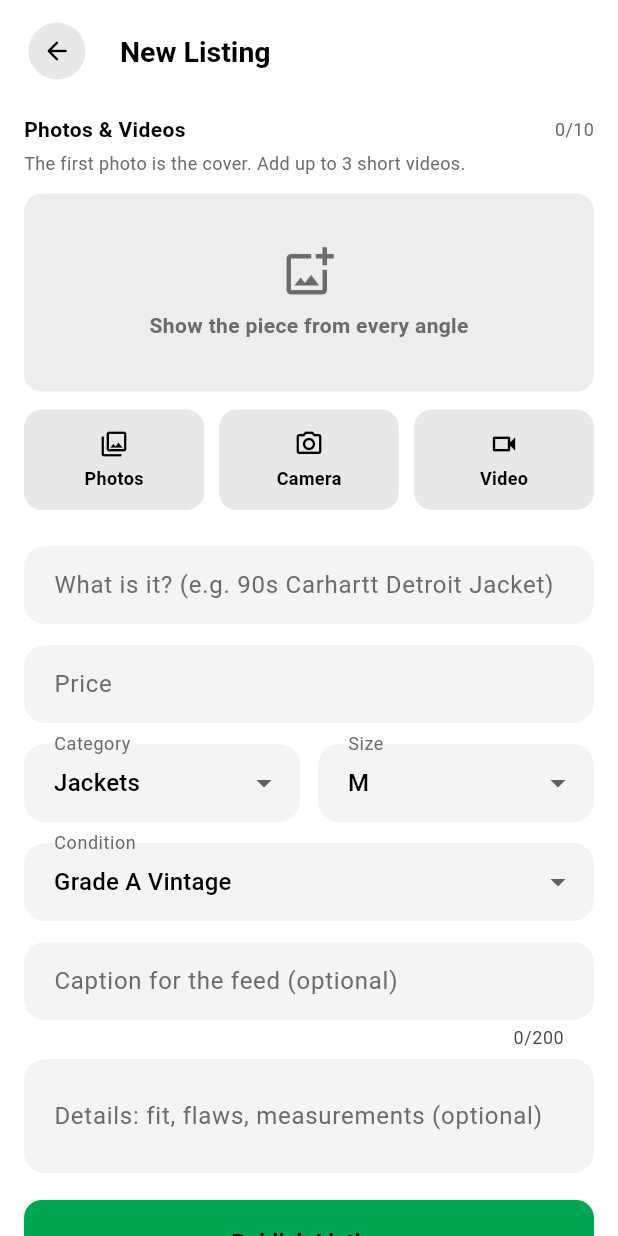
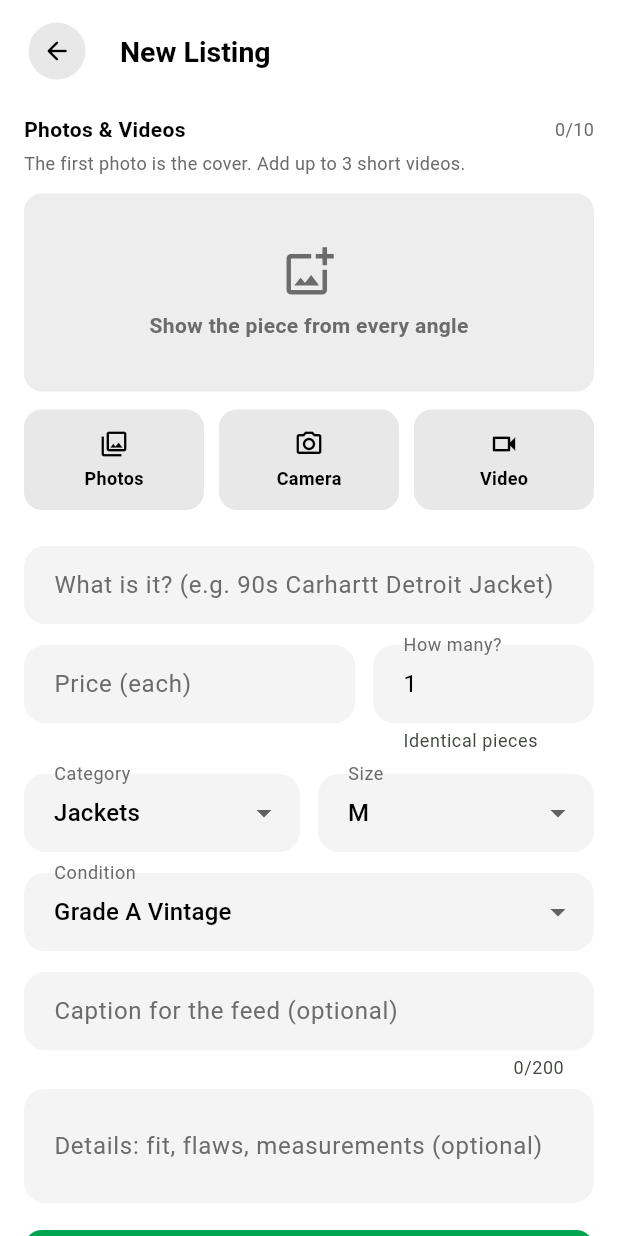
Before and after one commit to bhekani17/Dobha-Dobha, a Flutter app: the NewListingScreen screen opened directly, on a phone screen of 412 x 824 dp. Run offline on Flutter 3.47's test engine with Material 3 defaults, Android fonts, the phone set to English and light mode, and no system bars; our stand-ins replace google_sign_in, image_picker, shared_preferences, video_player; missing offline and left inert: google_sign_in_web, livekit_client; accounts and stored records are empty; project files that could hold a hidden picture were left out.

Commit message:
Stock quantities: sellers list how many identical pieces they have
- Listings have a quantity (1-999); each order takes one, and the listing
  shows as sold out at 0. The stock update is a single statement, so two
  buyers can't both get the last one
- Carts and open offers only close for everyone when the last one sells
- Sell form asks how many; listings show 'N left'

Co-Authored-By: Claude Opus 5.5 <noreply@anthropic.com>

```diff
--- a/mobile/lib/models/thrift_item.dart
+++ b/mobile/lib/models/thrift_item.dart
@@ -38,6 +38,9 @@ class ThriftItem {
   final bool isLiked;
   final bool isSaved;
   final bool isClaimed;
+
+  /// How many the seller has left; 0 once sold out.
+  final int quantity;
   final bool inCart;
   final double? sellerRating;
   final int sellerReviewCount;
@@ -65,6 +68,7 @@ class ThriftItem {
     this.isLiked = false,
     this.isSaved = false,
     this.isClaimed = false,
+    this.quantity = 1,
     this.inCart = false,
     this.sellerRating,
     this.sellerReviewCount = 0,
@@ -72,6 +76,9 @@ class ThriftItem {
   });
 
   String get formattedPrice => 'R ${priceZar.toStringAsFixed(0)}';
+
+  /// "8 left" when the seller has more than one, otherwise empty.
+  String get stockLabel => !isClaimed && quantity > 1 ? '$quantity left' : '';
   String get formattedOriginalPrice => originalPriceZar != null ? 'R ${originalPriceZar!.toStringAsFixed(0)}' : '';
 
   factory ThriftItem.fromJson(Map<String, dynamic> json) => ThriftItem(
@@ -96,6 +103,7 @@ class ThriftItem {
         isLiked: json['isLiked'] as bool? ?? false,
         isSaved: json['isSaved'] as bool? ?? false,
         isClaimed: json['isClaimed'] as bool? ?? false,
+        quantity: json['quantity'] as int? ?? 1,
         inCart: json['inCart'] as bool? ?? false,
         sellerRating: (json['sellerRating'] as num?)?.toDouble(),
         sellerReviewCount: json['sellerReviewCount'] as int? ?? 0,
@@ -125,6 +133,7 @@ class ThriftItem {
         isLiked: isLiked,
         isSaved: isSaved,
         isClaimed: isClaimed,
+        quantity: quantity,
         inCart: inCart ?? this.inCart,
         sellerRating: sellerRating,
         sellerReviewCount: sellerReviewCount,
--- a/mobile/lib/screens/feed_screen.dart
+++ b/mobile/lib/screens/feed_screen.dart
@@ -411,7 +411,7 @@ class _ReelItemCardState extends State<_ReelItemCard> {
                 maxLines: 2,
                 overflow: TextOverflow.ellipsis),
             const SizedBox(height: 3),
-            Text('Size ${item.size} · ${item.condition}',
+            Text(['Size ${item.size}', item.condition, item.stockLabel].where((s) => s.isNotEmpty).join(' · '),
                 maxLines: 1,
                 overflow: TextOverflow.ellipsis,
                 style: TextStyle(fontSize: 12.5, color: Colors.white.withValues(alpha: 0.75))),
@@ -508,6 +508,7 @@ class ItemInfoSheet extends StatelessWidget {
               ],
               const SizedBox(height: 16),
               row('Size', item.size),
+              if (item.quantity > 1) row('In stock', '${item.quantity}'),
               row('Condition', item.condition),
               row('Category', item.category),
               if (item.sellerLocation.isNotEmpty) row('Stall', item.sellerLocation),
--- a/mobile/lib/screens/studio_screen.dart
+++ b/mobile/lib/screens/studio_screen.dart
@@ -226,7 +226,12 @@ class _StudioScreenState extends State<StudioScreen> {
                                 overflow: TextOverflow.ellipsis,
                                 style: TextStyle(fontWeight: FontWeight.w700, fontSize: 13, color: DobhaColors.text)),
                             const SizedBox(height: 2),
-                            Text(item.isClaimed ? 'Sold' : (isSelected ? 'Pinned for your next live' : '${item.condition} · Size ${item.size}'),
+                            Text(
+                                item.isClaimed
+                                    ? 'Sold out'
+                                    : (isSelected
+                                        ? 'Pinned for your next live'
+                                        : [item.condition, 'Size ${item.size}', item.stockLabel].where((s) => s.isNotEmpty).join(' · ')),
                                 style: TextStyle(
                                     fontSize: 11,
                                     fontWeight: FontWeight.w600,
@@ -303,6 +308,7 @@ class _NewListingScreenState extends State<NewListingScreen> {
   final _price = TextEditingController();
   final _description = TextEditingController();
   final _caption = TextEditingController();
+  final _quantity = TextEditingController(text: '1');
   String _category = ThriftItem.categories.first;
   String _condition = ThriftItem.conditions.first;
   String _size = 'M';
@@ -326,6 +332,7 @@ class _NewListingScreenState extends State<NewListingScreen> {
       _price.text = item.priceZar.toStringAsFixed(item.priceZar % 1 == 0 ? 0 : 2);
       _description.text = item.description;
       _caption.text = item.haulCaption;
+      _quantity.text = '${item.quantity < 1 ? 1 : item.quantity}';
       _category = ThriftItem.categories.contains(item.category) ? item.category : ThriftItem.categories.last;
       _condition = item.condition;
       _size = item.size;
@@ -335,7 +342,7 @@ class _NewListingScreenState extends State<NewListingScreen> {
 
   @override
   void dispose() {
-    for (final c in [_title, _price, _description, _caption]) {
+    for (final c in [_title, _price, _description, _caption, _quantity]) {
       c.dispose();
     }
     super.dispose();
@@ -451,6 +458,8 @@ class _NewListingScreenState extends State<NewListingScreen> {
     final price = double.tryParse(_price.text.trim().replaceAll(',', '.')) ?? 0;
     if (_title.text.trim().length < 3) return setState(() => _error = 'Give the piece a name (3+ characters)');
     if (price <= 0) return setState(() => _error = 'Enter a price in rand');
+    final quantity = int.tryParse(_quantity.text.trim()) ?? 0;
+    if (quantity < 1 || quantity > 999) return setState(() => _error = 'How many do you have? Enter 1 to 999');
     if (!_media.any((m) => !m.isVideo)) return setState(() => _error = 'Add at least one photo; it is the cover shoppers see first');
 
     setState(() {
@@ -474,6 +483,7 @@ class _NewListingScreenState extends State<NewListingScreen> {
           size: _size,
           description: _description.text.trim(),
           caption: _caption.text.trim(),
+          quantity: quantity,
           media: _media,
           onProgress: progress,
         );
@@ -486,6 +496,7 @@ class _NewListingScreenState extends State<NewListingScreen> {
           size: _size,
           description: _description.text.trim(),
           caption: _caption.text.trim(),
+          quantity: quantity,
           media: [for (final m in _media) m.pending!],
           onProgress: progress,
         );
@@ -642,10 +653,27 @@ class _NewListingScreenState extends State<NewListingScreen> {
             decoration: const InputDecoration(labelText: 'What is it? (e.g. 90s Carhartt Detroit Jacket)'),
           ),
           const SizedBox(height: 14),
-          TextField(
-            controller: _price,
-            keyboardType: const TextInputType.numberWithOptions(decimal: true),
-            decoration: const InputDecoration(labelText: 'Price', prefixText: 'R '),
+          Row(
+            crossAxisAlignment: CrossAxisAlignment.start,
+            children: [
+              Expanded(
+                flex: 3,
+                child: TextField(
+                  controller: _price,
+                  keyboardType: const TextInputType.numberWithOptions(decimal: true),
+                  decoration: const InputDecoration(labelText: 'Price (each)', prefixText: 'R '),
+                ),
+              ),
+              const SizedBox(width: 12),
+              Expanded(
+                flex: 2,
+                child: TextField(
+                  controller: _quantity,
+                  keyboardType: TextInputType.number,
+                  decoration: const InputDecoration(labelText: 'How many?', helperText: 'Identical pieces'),
+                ),
+              ),
+            ],
           ),
           const SizedBox(height: 14),
           Row(
```
Also changed, not shown: mobile/lib/state/app_state.dart (+11 -4 lines), 3 other files.
